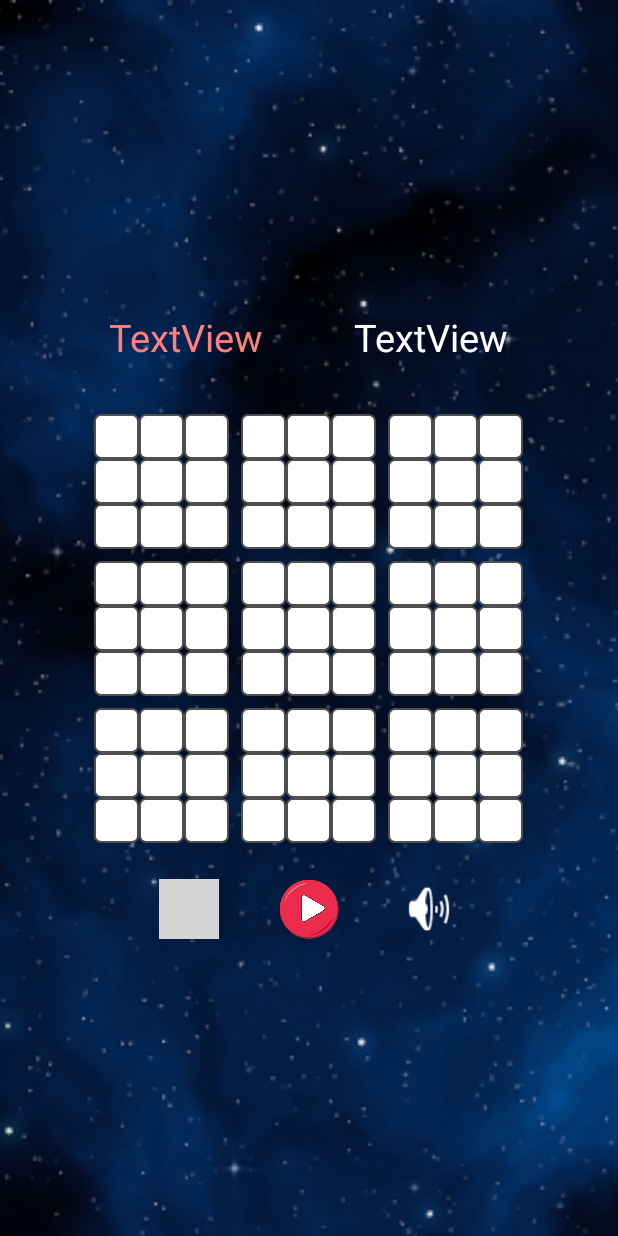
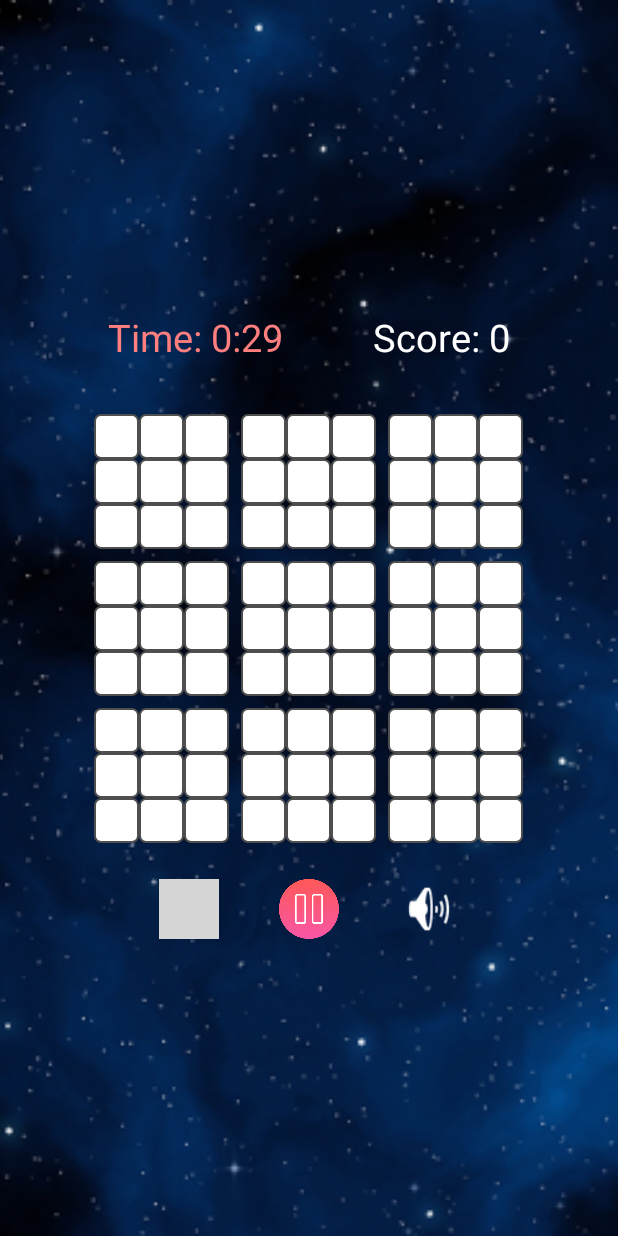
Before and after one commit to AmyHSW/NUMAD18S-Android, an Android app: the GameActivity screen opened directly, with no data from a screen before it, on a phone screen of 412 x 824 dp. Run offline under Robolectric (Android 15) with nearby library versions, the phone set to English and light mode, and no system bars; pictures from the network do not load; 7 statements that could not run were skipped; grey boxes are pictures that could not be loaded.

Commit message:
cancel time on pause and cleanup code

```diff
--- a/app/src/main/java/edu/neu/madcourse/shuwanhuang/numad18s_shuwanhuang/wordgame/GameActivity.java
+++ b/app/src/main/java/edu/neu/madcourse/shuwanhuang/numad18s_shuwanhuang/wordgame/GameActivity.java
@@ -8,6 +8,9 @@
  ***/
 package edu.neu.madcourse.shuwanhuang.numad18s_shuwanhuang.wordgame;
 
+import android.app.AlertDialog;
+import android.app.Dialog;
+import android.content.DialogInterface;
 import android.media.MediaPlayer;
 import android.os.Bundle;
 import android.os.Handler;
@@ -25,6 +28,7 @@ public class GameActivity extends FragmentActivity {
     private int musicLevel = MUSIC_ON;
     private Handler mHandler = new Handler();
     private GameFragment mGameFragment;
+    private InfoFragment mInfoFragment;
 
     @Override
     protected void onCreate(Bundle savedInstanceState) {
@@ -32,6 +36,8 @@ public class GameActivity extends FragmentActivity {
         setContentView(R.layout.activity_game);
         mGameFragment = (GameFragment) getFragmentManager()
                 .findFragmentById(R.id.fragment_game);
+        mInfoFragment = (InfoFragment) getFragmentManager()
+                .findFragmentById(R.id.fragment_info);
 //        boolean restore = getIntent().getBooleanExtra(KEY_RESTORE, false);
 //        if (restore) {
 //            String gameData = getPreferences(MODE_PRIVATE)
@@ -74,6 +80,29 @@ public class GameActivity extends FragmentActivity {
     public void onSelectWord() {
         mGameFragment.onSelectWord();
     }
+
+    public void updateTime(int seconds) {
+        mInfoFragment.updateTime(seconds);
+    }
+
+    public void updateScore(int score) {
+        mInfoFragment.updateScore(score);
+    }
+
+    public void showScore(int score) {
+        AlertDialog.Builder builder = new AlertDialog.Builder(this);
+        builder.setMessage(getString(R.string.show_score, score));
+        builder.setCancelable(false);
+        builder.setPositiveButton(R.string.ok_label, new DialogInterface.OnClickListener() {
+            @Override
+            public void onClick(DialogInterface dialogInterface, int i) {
+                finish();
+            }
+        });
+        final Dialog dialog = builder.create();
+        dialog.show();
+    }
+
 //
 //    public void reportWinner(final Tile.Owner winner) {
 //        AlertDialog.Builder builder = new AlertDialog.Builder(this);
--- a/app/src/main/java/edu/neu/madcourse/shuwanhuang/numad18s_shuwanhuang/wordgame/GameFragment.java
+++ b/app/src/main/java/edu/neu/madcourse/shuwanhuang/numad18s_shuwanhuang/wordgame/GameFragment.java
@@ -5,20 +5,18 @@ import android.media.AudioManager;
 import android.media.SoundPool;
 import android.os.Bundle;
 import android.os.CountDownTimer;
-import android.os.Handler;
-import android.provider.ContactsContract;
 import android.util.Log;
 import android.view.LayoutInflater;
 import android.view.View;
 import android.view.ViewGroup;
 import android.widget.Button;
 
+import edu.neu.madcourse.shuwanhuang.numad18s_shuwanhuang.DatabaseTable;
+import edu.neu.madcourse.shuwanhuang.numad18s_shuwanhuang.R;
+
 import java.util.List;
 import java.util.Random;
 import java.util.Stack;
-
-import edu.neu.madcourse.shuwanhuang.numad18s_shuwanhuang.DatabaseTable;
-import edu.neu.madcourse.shuwanhuang.numad18s_shuwanhuang.R;
 
 public class GameFragment extends Fragment {
 
@@ -26,9 +24,11 @@ public class GameFragment extends Fragment {
         ONE, TWO,
     }
 
-    private static final String GAME = "Scroggle";
-    private static final int N = 9;
-    private static final long MILLIS_PER_PHASE = 20000L;  // TODO
+    public static final String GAME = "Scroggle";
+    public static final int N = 9;
+    // TODO: time format
+    public static final int SECONDS_PER_PHASE = 30; // TODO: change to 90
+    private static final long MILLIS_PER_PHASE = SECONDS_PER_PHASE * 1000;
     private static final long MILLIS_PER_TICK = 1000L;
     private static final int[] LARGE_IDS = {R.id.large1, R.id.large2, R.id.large3,
             R.id.large4, R.id.large5, R.id.large6, R.id.large7, R.id.large8,
@@ -37,6 +37,7 @@ public class GameFragment extends Fragment {
             R.id.small4, R.id.small5, R.id.small6, R.id.small7, R.id.small8,
             R.id.small9,};
 
+    private GameActivity activity;
     private String[] words;
     private Tile board;
     private Stack<LetterTile> current;
@@ -66,6 +67,7 @@ public class GameFragment extends Fragment {
 
     public void initGame() {
         Log.d(GAME, "init game");
+        activity = (GameActivity) getActivity();
         initWords();
         initBoard();
         current = new Stack<>();
@@ -79,7 +81,7 @@ public class GameFragment extends Fragment {
     // TODO ?
     private void initWords() {
         words = new String[N];
-        dbTable = new DatabaseTable(getActivity());
+        dbTable = new DatabaseTable(activity);
         List<String> wordsLengthNine = dbTable.getWordsByLength(N);
         Random random = new Random();
         for (int i = 0; i < N; i++) {
@@ -103,10 +105,11 @@ public class GameFragment extends Fragment {
     private void initTimer() {
         timer = new CountDownTimer(MILLIS_PER_PHASE, MILLIS_PER_TICK) {
             public void onTick(long millisUntilFinished) {
-                Log.d(GAME, "seconds remaining: " + millisUntilFinished / 1000);
+                updateTime(millisUntilFinished);
             }
 
             public void onFinish() {
+                updateTime(0L);
                 if (phase == Phase.ONE) {
                     moveToPhase2();
                 } else {
@@ -159,6 +162,12 @@ public class GameFragment extends Fragment {
         }
     }
 
+    @Override
+    public void onPause() {
+        super.onPause();
+        timer.cancel();
+    }
+
     // Called when the player click on the letter.
     private void onClickLetter(LetterTile letter) {
         if (!current.isEmpty() && current.peek() == letter) {
@@ -186,7 +195,7 @@ public class GameFragment extends Fragment {
     }
 
     /**
-     * Called when the play click on the "select word" button.
+     * Called when the play click on the select button.
      */
     public void onSelectWord() {
         if (current.isEmpty()) return;
@@ -201,7 +210,10 @@ public class GameFragment extends Fragment {
         String word = getSelectedWord();
         current.clear();
         int delta = GameUtils.calculateScore(dbTable, word);
+        // TODO
+        // if score>0, beep
         score += delta;
+        updateScore(score);
         Log.d(GAME, "select word: " + word + " (" + delta + " points)");
 
         if (phase == Phase.ONE) {
@@ -232,6 +244,14 @@ public class GameFragment extends Fragment {
             sb.append(tile.getLetter());
         }
         return sb.toString();
+    }
+
+    private void updateScore(int score) {
+        activity.updateScore(score);
+    }
+
+    private void updateTime(long millisUntilFinished) {
+        activity.updateTime((int) (millisUntilFinished / 1000));
     }
 
     private void moveToPhase2() {
@@ -265,7 +285,7 @@ public class GameFragment extends Fragment {
     private void gameOver() {
         timer.cancel();
         Log.d(GAME, "game over");
-        // TODO: game over
+        ((GameActivity) getActivity()).showScore(score);
     }
 
 //    public void restartGame() {
--- a/app/src/main/java/edu/neu/madcourse/shuwanhuang/numad18s_shuwanhuang/wordgame/InfoFragment.java
+++ b/app/src/main/java/edu/neu/madcourse/shuwanhuang/numad18s_shuwanhuang/wordgame/InfoFragment.java
@@ -1,22 +1,36 @@
 package edu.neu.madcourse.shuwanhuang.numad18s_shuwanhuang.wordgame;
 
 import android.os.Bundle;
-import android.support.v4.app.Fragment;
+import android.app.Fragment;
 import android.view.LayoutInflater;
 import android.view.View;
 import android.view.ViewGroup;
+import android.widget.TextView;
 
 import edu.neu.madcourse.shuwanhuang.numad18s_shuwanhuang.R;
 
 public class InfoFragment extends Fragment {
 
+    private TextView timeInfo;
+    private TextView scoreInfo;
+
     @Override
     public View onCreateView(LayoutInflater inflater, ViewGroup container,
                              Bundle savedInstanceState) {
-        // Inflate the layout for this fragment
-        return inflater.inflate(R.layout.fragment_info, container, false);
+        View rootView = inflater.inflate(R.layout.fragment_info, container, false);
+        timeInfo = rootView.findViewById(R.id.time_info);
+        scoreInfo = rootView.findViewById(R.id.score_info);
+        updateTime(GameFragment.SECONDS_PER_PHASE);
+        updateScore(0);
+        return rootView;
     }
 
+    public void updateTime(int seconds) {
+        timeInfo.setText(getString(R.string.time_label, seconds / 60, seconds % 60));
+    }
 
+    public void updateScore(int score) {
+        scoreInfo.setText(getString(R.string.score_label, score));
+    }
 
 }
--- a/app/src/main/res/layout/fragment_info.xml
+++ b/app/src/main/res/layout/fragment_info.xml
@@ -8,7 +8,7 @@
     tools:context=".wordgame.GameActivity">
 
     <TextView
-        android:id="@+id/timer"
+        android:id="@+id/time_info"
         android:layout_width="wrap_content"
         android:layout_height="wrap_content"
         android:layout_weight="1"
@@ -17,7 +17,7 @@
         android:textColor="@color/red_color" />
 
     <TextView
-        android:id="@+id/score"
+        android:id="@+id/score_info"
         android:layout_width="wrap_content"
         android:layout_height="wrap_content"
         android:layout_marginLeft="60dp"
--- a/app/src/main/res/values/strings.xml
+++ b/app/src/main/res/values/strings.xml
@@ -21,6 +21,9 @@
     <string name="new_game_label">New Game</string>
     <string name="continue_label">Continue</string>
     <string name="ok_label">OK</string>
+    <string name="score_label">Score: %1$d</string>
+    <string name="time_label">Time: %1$d:%2$d</string>
+    <string name="show_score">Your score is %1$d. Thanks for playing!</string>
     <string name="about_text">\
 This game is played just like
 regular Tic Tac Toe with one difference: to win a tile
```
Also changed, not shown: app/src/main/java/edu/neu/madcourse/shuwanhuang/numad18s_shuwanhuang/wordgame/GameUtils.java (+3 -4 lines), app/src/main/res/drawable-xxhdpi/pause_icon.png.
